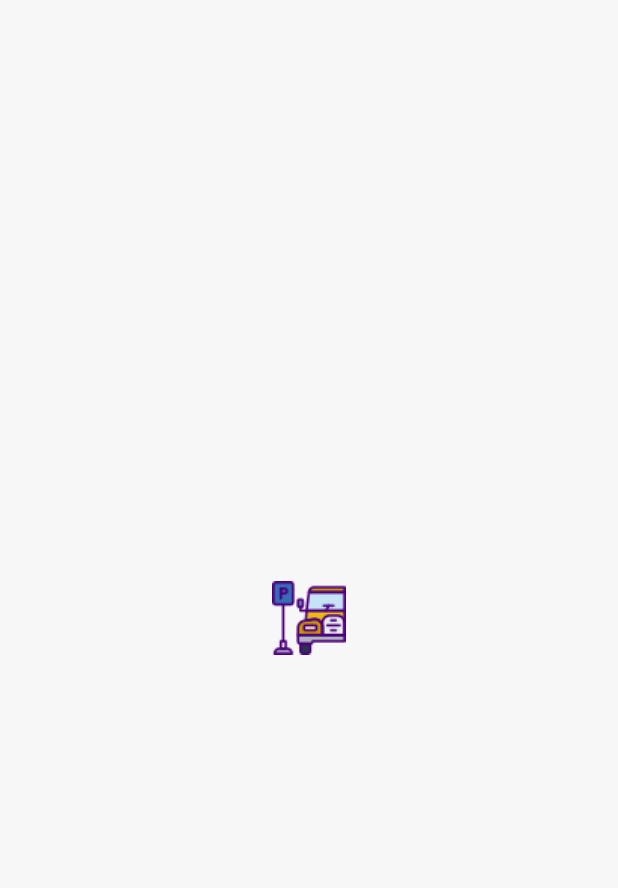
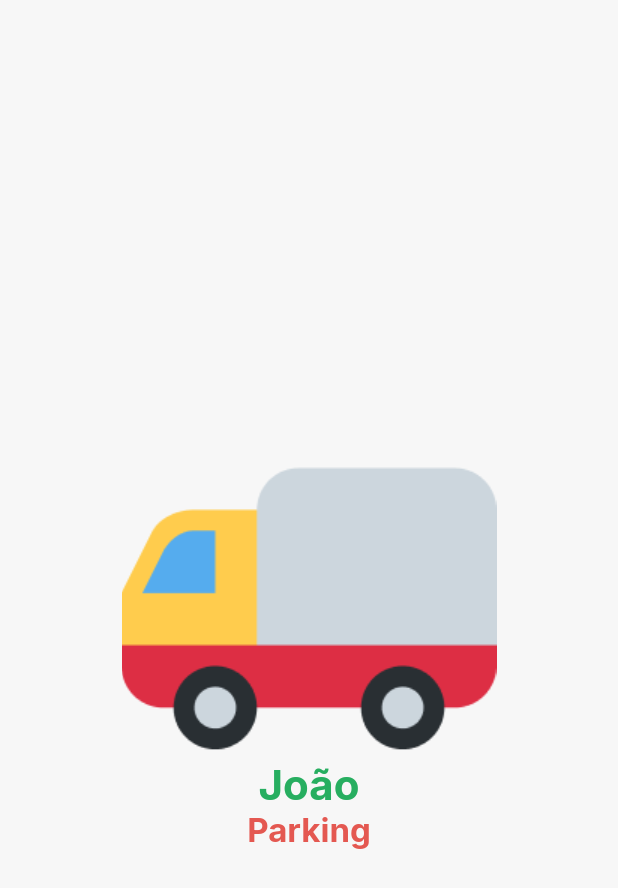
Before and after one commit to GabrielcDonato/joao_parking, a Flutter app: the screen it shows after launch, on a phone screen of 412 x 824 dp. Shown: the top 888 px of the screen. Run offline on Flutter 3.47's test engine with Material 2 defaults, Android fonts, the light colour scheme and no system bars; our stand-ins replace google_fonts; statements that could not run were skipped.

Commit message:
Feat:(THEMES) add title and subtitle

```diff
--- a/lib/core/shared/theme/app_text_styles.dart
+++ b/lib/core/shared/theme/app_text_styles.dart
@@ -4,6 +4,8 @@ import 'package:google_fonts/google_fonts.dart';
 import 'theme.dart';
 
 abstract class IAppTextStyles {
+  TextStyle get title;
+  TextStyle get subTitle;
   TextStyle get label;
   TextStyle get input;
   TextStyle get hint;
@@ -49,4 +51,17 @@ class AppTextStyles implements IAppTextStyles {
         color: AppTheme.colors.textColor,
         fontWeight: FontWeight.bold,
       );
+
+  @override
+  TextStyle get title => GoogleFonts.inter(
+        fontSize: 28,
+        color: AppTheme.colors.primary,
+        fontWeight: FontWeight.bold,
+      );
+  @override
+  TextStyle get subTitle => GoogleFonts.inter(
+        fontSize: 22,
+        color: AppTheme.colors.badColor,
+        fontWeight: FontWeight.bold,
+      );
 }
--- a/lib/modules/splash/pages/splash_page.dart
+++ b/lib/modules/splash/pages/splash_page.dart
@@ -10,7 +10,16 @@ class SplashPage extends StatelessWidget {
     return Scaffold(
       backgroundColor: AppTheme.colors.background,
       body: Center(
-        child: Image.asset(AppImages.splashImage),
+        child: Column(
+          mainAxisAlignment: MainAxisAlignment.center,
+          children: [
+            Image.asset(
+              AppImages.splashImage,
+            ),
+            Text("João").title,
+            Text("Parking").subTitle,
+          ],
+        ),
       ),
     );
   }
```
Also changed, not shown: lib/core/shared/theme/app_text.dart (+8 -0 lines), lib/core/assets/images/truck_parking_image.png.
